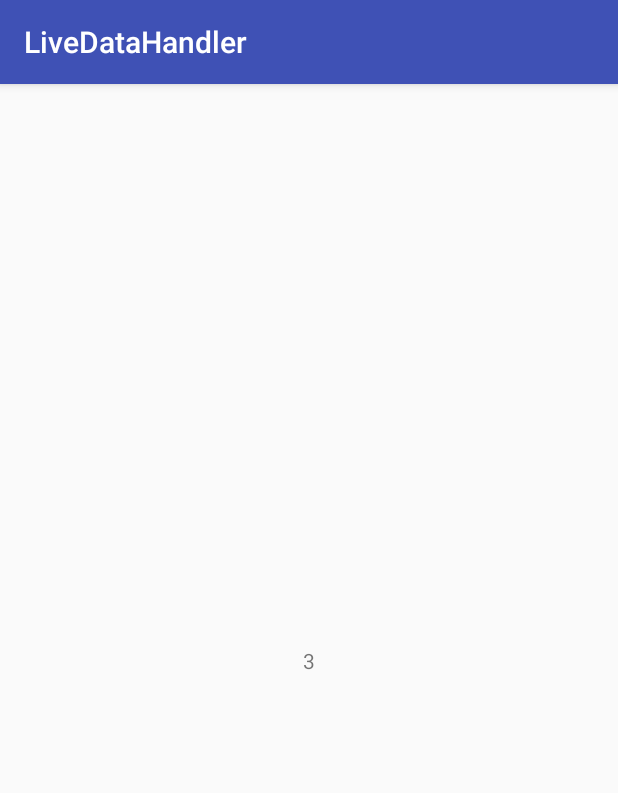
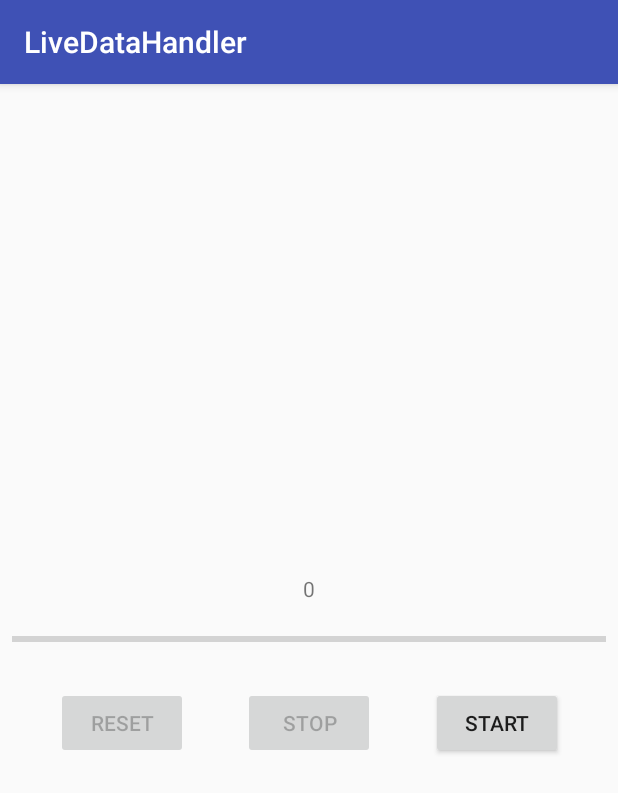
Before and after one commit to neilsmith2017/HandlerThread-experimentation, an Android app: the screen it shows after launch (MainActivity), on a phone screen of 412 x 824 dp. Shown: the top 793 px of the screen. Run offline under Robolectric (Android 15) with nearby library versions, the phone set to English and light mode, and no system bars.

Commit message:
Convert to use HandlerThread and be purely reactive

```diff
--- a/app/build.gradle
+++ b/app/build.gradle
@@ -30,11 +30,11 @@ android {
 dependencies {
     implementation fileTree(include: ['*.jar'], dir: 'libs')
     implementation 'com.android.support:appcompat-v7:26.1.0'
-    implementation 'com.android.support.constraint:constraint-layout:1.0.2'
+    implementation 'com.android.support.constraint:constraint-layout:1.1.0-beta4'
 
     implementation "android.arch.lifecycle:extensions:1.0.0"
     implementation "android.arch.lifecycle:common-java8:1.0.0"
-    annotationProcessor "android.arch.lifecycle:compiler:1.0.0"
+    annotationProcessor "android.arch.lifecycle:common-java8:1.0.0"
 
     testImplementation 'junit:junit:4.12'
     androidTestImplementation 'com.android.support.test:runner:1.0.1'
--- /dev/null
+++ b/app/src/main/java/com/example/sysdevns/livedatahandler/BackgroundHandlerThread.java
@@ -0,0 +1,111 @@
+package com.example.sysdevns.livedatahandler;
+
+import android.arch.lifecycle.MutableLiveData;
+import android.os.Handler;
+import android.os.HandlerThread;
+import android.os.Looper;
+import android.os.Message;
+import android.os.SystemClock;
+import android.util.Log;
+
+public class BackgroundHandlerThread extends HandlerThread {
+
+    private static final String TAG = "BackgroundHandlerThread";
+
+    private static final int START = 1;
+    private static final int FINISHED = 3;
+
+    private MutableLiveData<Integer> counter;
+
+    private Handler backgroundHandler;
+    private Handler foregroundHandler;
+    private HandlerCallback callback;
+
+    private boolean okToContinue = true;
+
+    BackgroundHandlerThread(String name) {
+        super(name);
+        Log.d(TAG, "BackgroundHandlerThread: constructor");
+        counter = new MutableLiveData<>();
+        resetCount();
+        callback = new HandlerCallback();
+        foregroundHandler = new Handler(Looper.getMainLooper(), callback);
+    }
+
+    @Override
+    protected void onLooperPrepared() {
+        Log.d(TAG, "onLooperPrepared: ");
+        backgroundHandler = new Handler(getLooper(), callback);
+    }
+
+    @Override
+    public boolean quitSafely() {
+        Log.d(TAG, "quitSafely: ");
+        return super.quitSafely();
+    }
+
+    MutableLiveData<Integer> getCounter() {
+        return counter;
+    }
+
+    void resetCount() {
+        counter.setValue(0);
+        okToContinue = true;
+    }
+
+    void startCounter() {
+        counter.setValue(0);
+        startCounterInBackground();
+    }
+
+    private void startCounterInBackground() {
+        if (backgroundHandler != null) {
+            Log.d(TAG, "startCounter: starting because looper ready in the background thread");
+            backgroundHandler.obtainMessage(START).sendToTarget();
+        } else {
+            Log.d(TAG, "startCounter: iterating because looper not ready in the background thread");
+            foregroundHandler.postDelayed(this::startCounterInBackground, 50);
+        }
+    }
+
+    void stopCounter() {
+        okToContinue = false;
+    }
+
+    void restartCounter() {
+        okToContinue = true;
+        startCounterInBackground();
+    }
+
+
+    class HandlerCallback implements Handler.Callback {
+
+        @Override
+        public boolean handleMessage(Message message) {
+            switch (message.what) {
+                case START:
+                    Log.d(TAG, "handleMessage: " + message.what);
+                    runLoop();
+                    break;
+
+                case FINISHED:
+                    Log.d(TAG, "handleMessage: " + message.what);
+                    break;
+            }
+
+            return true;
+        }
+    }
+
+    @SuppressWarnings("ConstantConditions")
+    private void runLoop() {
+        Log.d(TAG, "handleMessage: running loop");
+        for (int i = counter.getValue(); i <= MainActivity.MAX; i++) {
+            if (!okToContinue) break;
+            SystemClock.sleep(100);
+            Log.d(TAG, "runLoop: sleep done: i is " + i + "  counter is " + counter.getValue());
+            counter.postValue(i);
+        }
+        foregroundHandler.obtainMessage(FINISHED).sendToTarget();
+    }
+}
--- a/app/src/main/java/com/example/sysdevns/livedatahandler/CountLiveData.java
+++ /dev/null
@@ -1,26 +0,0 @@
-package com.example.sysdevns.livedatahandler;
-
-import android.arch.lifecycle.MutableLiveData;
-import android.os.Handler;
-import android.util.Log;
-
-public class CountLiveData extends MutableLiveData<Integer> {
-
-    private static final String TAG = "CountLiveData";
-
-    private Handler handler;
-
-    public CountLiveData() {
-        Log.d(TAG, "CountLiveData: constructor");
-    }
-
-    @Override
-    protected void onActive() {
-        Log.d(TAG, "onActive: ");
-    }
-
-    @Override
-    protected void onInactive() {
-        Log.d(TAG, "onInactive: ");
-    }
-}
--- a/app/src/main/java/com/example/sysdevns/livedatahandler/MainActivity.java
+++ b/app/src/main/java/com/example/sysdevns/livedatahandler/MainActivity.java
@@ -1,16 +1,25 @@
 package com.example.sysdevns.livedatahandler;
 
-import android.arch.lifecycle.Observer;
 import android.arch.lifecycle.ViewModelProviders;
-import android.support.annotation.Nullable;
+import android.os.Bundle;
 import android.support.v7.app.AppCompatActivity;
-import android.os.Bundle;
 import android.util.Log;
+import android.widget.Button;
+import android.widget.ProgressBar;
 import android.widget.TextView;
 
 public class MainActivity extends AppCompatActivity {
 
     private static final String TAG = "MainActivity";
+    static final int MAX = 100;
+
+    private ProgressBar progressBar;
+    private Button startButton;
+    private Button resetButton;
+    private Button stopButton;
+    private TextView counterTextView;
+
+    private MainViewModel viewModel;
 
     @Override
     protected void onCreate(Bundle savedInstanceState) {
@@ -18,14 +27,57 @@ public class MainActivity extends AppCompatActivity {
         Log.d(TAG, "onCreate: ");
         setContentView(R.layout.activity_main);
 
-        TextView tv = findViewById(R.id.hello);
+        viewModel = ViewModelProviders.of(this).get(MainViewModel.class);
 
-        MainViewModel viewModel = ViewModelProviders.of(this).get(MainViewModel.class);
+        findViews();
+        addOnClickListeners();
+        listenToViewModel();
+    }
 
-        viewModel.getCounter().observe(this, new Observer<Integer>() {
-            @Override
-            public void onChanged(@Nullable Integer integer) {
-                tv.setText("" + integer);
+    private void findViews() {
+        counterTextView = findViewById(R.id.hello);
+        startButton = findViewById(R.id.start_button);
+        resetButton = findViewById(R.id.reset);
+        stopButton = findViewById(R.id.stop_button);
+        progressBar = findViewById(R.id.progressBar);
+        progressBar.setMax(MAX);
+    }
+
+    private void addOnClickListeners() {
+        startButton.setOnClickListener(view -> viewModel.startCounter());
+        resetButton.setOnClickListener(view -> viewModel.resetCounter());
+        stopButton.setOnClickListener(view -> viewModel.stopCounter());
+    }
+
+    private void listenToViewModel() {
+        viewModel.getCounter().observe(this, integer -> {
+            if (integer != null) {
+                counterTextView.setText(getString(R.string.count_value, integer));
+                progressBar.setProgress(integer);
+            }
+        });
+
+        viewModel.getStartButtonEnabled().observe(this, enabled -> {
+            if (enabled != null) {
+                startButton.setEnabled(enabled);
+            }
+        });
+
+        viewModel.getResetButtonEnabled().observe(this, enabled -> {
+            if (enabled != null) {
+                resetButton.setEnabled(enabled);
+            }
+        });
+
+        viewModel.getStopButtonEnabled().observe(this, enabled -> {
+            if (enabled != null) {
+                stopButton.setEnabled(enabled);
+            }
+        });
+
+        viewModel.getStartNotRestart().observe(this, start -> {
+            if (start != null) {
+                startButton.setText(start ? "START" : "RESTART");
             }
         });
     }
@@ -33,30 +85,30 @@ public class MainActivity extends AppCompatActivity {
     @Override
     protected void onStart() {
         super.onStart();
-        Log.d(TAG, "onStart: ");
+        Log.d(TAG, "onStart: " + counterTextView.getText().toString());
     }
 
     @Override
     protected void onResume() {
         super.onResume();
-        Log.d(TAG, "onResume: ");
+        Log.d(TAG, "onResume: " + counterTextView.getText().toString());
     }
 
     @Override
     protected void onPause() {
         super.onPause();
-        Log.d(TAG, "onPause: ");
+        Log.d(TAG, "onPause: " + counterTextView.getText().toString());
     }
 
     @Override
     protected void onStop() {
         super.onStop();
-        Log.d(TAG, "onStop: ");
+        Log.d(TAG, "onStop: " + counterTextView.getText().toString());
     }
 
     @Override
     protected void onDestroy() {
         super.onDestroy();
-        Log.d(TAG, "onDestroy: ");
+        Log.d(TAG, "onDestroy: " + counterTextView.getText().toString());
     }
 }
--- a/app/src/main/java/com/example/sysdevns/livedatahandler/MainViewModel.java
+++ b/app/src/main/java/com/example/sysdevns/livedatahandler/MainViewModel.java
@@ -2,74 +2,124 @@ package com.example.sysdevns.livedatahandler;
 
 import android.arch.lifecycle.LifecycleObserver;
 import android.arch.lifecycle.LiveData;
+import android.arch.lifecycle.MutableLiveData;
+import android.arch.lifecycle.Transformations;
 import android.arch.lifecycle.ViewModel;
-import android.os.Handler;
-import android.os.Looper;
-import android.os.Message;
 import android.util.Log;
-
-import java.util.concurrent.ExecutorService;
-import java.util.concurrent.Executors;
-
-import static com.example.sysdevns.livedatahandler.BackgroundHandleThread.TASK_DONE;
 
 public class MainViewModel extends ViewModel implements LifecycleObserver {
 
     private static final String TAG = "MainViewModel";
 
-    private final ExecutorService executorService = Executors.newSingleThreadExecutor();
-    private Handler handler;
+    private final BackgroundHandlerThread backgroundHandlerThread;
 
-    private CountLiveData counter;
+    private LiveData<Integer> counter;
+    private MutableLiveData<Boolean> startButtonEnabled;
+    private MutableLiveData<Boolean> resetButtonEnabled;
+    private MutableLiveData<Boolean> stopButtonEnabled;
+    private MutableLiveData<Boolean> startNotRestart;
+
+    private boolean stopped = false;
 
     public MainViewModel() {
         Log.d(TAG, "MainViewModel: constructor");
-
-        handler = new Handler(Looper.getMainLooper()) {
-            @Override
-            public void handleMessage(Message msg) {
-                counter.setValue(msg.arg1);
-                if (!executorService.isShutdown())
-                    executorService.submit(new ViewModelRunnable(msg.arg1, handler));
-            }
-        };
-        counter = new CountLiveData();
-        counter.setValue(0);
-        executorService.submit(new ViewModelRunnable(counter.getValue(), handler));
+        backgroundHandlerThread = new BackgroundHandlerThread("Background HandleThread");
     }
 
-    public LiveData<Integer> getCounter() {
-        Log.d(TAG, "getCounter: ");
-        return counter;
+    MutableLiveData<Boolean> getStartButtonEnabled() {
+        if (startButtonEnabled == null) {
+            startButtonEnabled = new MutableLiveData<>();
+            startButtonEnabled.setValue(true);
+        }
+        return startButtonEnabled;
+    }
+
+    MutableLiveData<Boolean> getResetButtonEnabled() {
+        if (resetButtonEnabled == null) {
+            resetButtonEnabled = new MutableLiveData<>();
+            resetButtonEnabled.setValue(false);
+        }
+        return resetButtonEnabled;
+    }
+
+    MutableLiveData<Boolean> getStopButtonEnabled() {
+        if (stopButtonEnabled == null) {
+            stopButtonEnabled = new MutableLiveData<>();
+            stopButtonEnabled.setValue(false);
+        }
+        return stopButtonEnabled;
+    }
+
+    MutableLiveData<Boolean> getStartNotRestart() {
+        if (startNotRestart == null) {
+            startNotRestart = new MutableLiveData<>();
+            startNotRestart.setValue(true);
+        }
+        return startNotRestart;
+    }
+
+    LiveData<Integer> getCounter() {
+        if (counter == null) {
+            counter = backgroundHandlerThread.getCounter();
+        }
+        return Transformations.map(counter, input -> {
+            if (input == 100) {
+                onCounterFinished();
+            }
+            return input;
+        });
+    }
+
+    private void onCounterFinished() {
+        Log.d(TAG, "onCounterFinished: ");
+        stopButtonEnabled.setValue(false);
+        resetButtonEnabled.setValue(true);
     }
 
     @Override
     protected void onCleared() {
         super.onCleared();
         Log.d(TAG, "onCleared: ");
-        executorService.shutdown();
+        backgroundHandlerThread.quitSafely();
     }
 
-    static class ViewModelRunnable implements Runnable {
-
-        private Handler handler;
-        private int currentValue;
-
-        public ViewModelRunnable(int value, Handler handler) {
-            currentValue = value;
-            this.handler = handler;
+    void startCounter() {
+        if (backgroundHandlerThread.getState() == Thread.State.NEW) {
+            Log.d(TAG, "startCounter: starting thread...");
+            backgroundHandlerThread.start();
         }
-
-        @Override
-        public void run() {
-            try {
-                Thread.sleep(1000);
-            } catch (InterruptedException e) {
-                e.printStackTrace();
-            }
-            Message message = Message.obtain(handler, TASK_DONE);
-            message.arg1 = currentValue + 1;
-            handler.sendMessage(message);
+        if (stopped) {
+            restartCounter();
+        } else {
+            backgroundHandlerThread.startCounter();
+            startButtonEnabled.setValue(false);
+            stopButtonEnabled.setValue(true);
         }
     }
+
+    void resetCounter() {
+        backgroundHandlerThread.resetCount();
+        stopped = false;
+        startNotRestart.setValue(true);
+        startButtonEnabled.setValue(true);
+        stopButtonEnabled.setValue(false);
+        resetButtonEnabled.setValue(false);
+    }
+
+    void stopCounter() {
+        backgroundHandlerThread.stopCounter();
+        stopped = true;
+        startNotRestart.setValue(false);
+        startButtonEnabled.setValue(true);
+        stopButtonEnabled.setValue(false);
+        resetButtonEnabled.setValue(true);
+    }
+
+    private void restartCounter() {
+        backgroundHandlerThread.restartCounter();
+        startButtonEnabled.setValue(false);
+        stopButtonEnabled.setValue(true);
+        resetButtonEnabled.setValue(false);
+        stopped = false;
+    }
 }
--- a/app/src/main/res/layout/activity_main.xml
+++ b/app/src/main/res/layout/activity_main.xml
@@ -4,16 +4,69 @@
     xmlns:tools="http://schemas.android.com/tools"
     android:layout_width="match_parent"
     android:layout_height="match_parent"
-    tools:context=".MainActivity">
+    tools:context=".MainActivity"
+    tools:layout_editor_absoluteY="81dp">
 
     <TextView
+        android:id="@+id/hello"
         android:layout_width="wrap_content"
         android:layout_height="wrap_content"
+        android:layout_marginEnd="8dp"
+        android:layout_marginStart="8dp"
+        android:layout_marginTop="8dp"
         android:text="Hello World!"
-        android:id="@+id/hello"
+        app:layout_constraintBottom_toTopOf="@+id/progressBar"
+        app:layout_constraintEnd_toEndOf="parent"
+        app:layout_constraintHorizontal_bias="0.5"
+        app:layout_constraintStart_toStartOf="parent"
+        app:layout_constraintTop_toTopOf="parent"
+        app:layout_constraintVertical_chainStyle="packed" />
+
+    <ProgressBar
+        android:id="@+id/progressBar"
+        style="?android:attr/progressBarStyleHorizontal"
+        android:layout_width="0dp"
+        android:layout_height="wrap_content"
+        android:layout_marginEnd="8dp"
+        android:layout_marginStart="8dp"
+        android:layout_marginTop="16dp"
+        app:layout_constraintBottom_toTopOf="@+id/stop_button"
+        app:layout_constraintEnd_toEndOf="parent"
+        app:layout_constraintHorizontal_bias="0.5"
+        app:layout_constraintStart_toStartOf="parent"
+        app:layout_constraintTop_toBottomOf="@+id/hello" />
+
+    <Button
+        android:id="@+id/start_button"
+        android:layout_width="wrap_content"
+        android:layout_height="wrap_content"
+        android:text="Start"
+        app:layout_constraintEnd_toEndOf="parent"
+        app:layout_constraintHorizontal_bias="0.5"
+        app:layout_constraintStart_toEndOf="@+id/stop_button"
+        app:layout_constraintTop_toTopOf="@+id/stop_button" />
+
+    <Button
+        android:id="@+id/reset"
+        android:layout_width="wrap_content"
+        android:layout_height="wrap_content"
+        android:text="Reset"
+        app:layout_constraintEnd_toStartOf="@+id/stop_button"
+        app:layout_constraintHorizontal_bias="0.5"
+        app:layout_constraintHorizontal_chainStyle="spread"
+        app:layout_constraintStart_toStartOf="parent"
+        app:layout_constraintTop_toTopOf="@+id/stop_button" />
+
+    <Button
+        android:id="@+id/stop_button"
+        android:layout_width="wrap_content"
+        android:layout_height="wrap_content"
+        android:layout_marginTop="24dp"
+        android:text="Stop"
         app:layout_constraintBottom_toBottomOf="parent"
-        app:layout_constraintLeft_toLeftOf="parent"
-        app:layout_constraintRight_toRightOf="parent"
-        app:layout_constraintTop_toTopOf="parent" />
+        app:layout_constraintEnd_toStartOf="@+id/start_button"
+        app:layout_constraintHorizontal_bias="0.5"
+        app:layout_constraintStart_toEndOf="@+id/reset"
+        app:layout_constraintTop_toBottomOf="@+id/progressBar" />
 
 </android.support.constraint.ConstraintLayout>
--- a/app/src/main/res/values/strings.xml
+++ b/app/src/main/res/values/strings.xml
@@ -1,3 +1,5 @@
 <resources>
     <string name="app_name">LiveDataHandler</string>
+
+    <string name="count_value">%d</string>
 </resources>
```
Also changed, not shown: app/src/main/java/com/example/sysdevns/livedatahandler/BackgroundHandleThread.java (deleted, +0 -76 lines).
